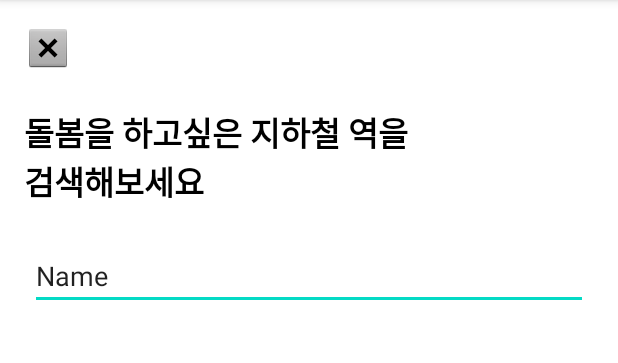
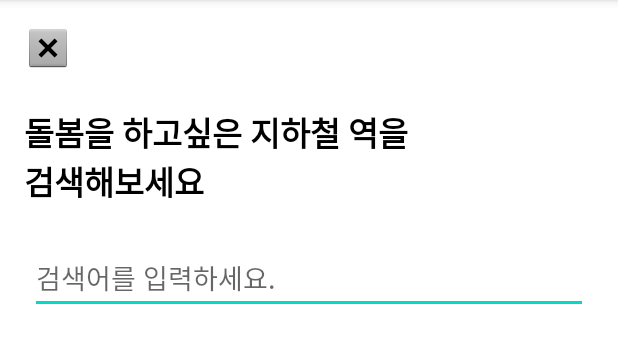
Before and after one commit to gjgustjd/SearchStationApplication, an Android app: the SearchActivity screen opened directly, with no data from a screen before it, on a phone screen of 412 x 824 dp, the part 84-447 px from its top. Run offline under Robolectric (Android 15) with nearby library versions, the phone set to English and light mode, and no system bars; our stand-ins replace Dagger/Hilt's generated code, data binding; network calls fail; 1 statement that could not run was skipped.

```diff
--- a/app/src/main/java/com/example/searchstationapplication/activity/search/SearchBindingAdapter.kt
+++ b/app/src/main/java/com/example/searchstationapplication/activity/search/SearchBindingAdapter.kt
@@ -1,5 +1,8 @@
 package com.example.searchstationapplication.activity.search
 
+import android.text.Editable
+import android.text.TextWatcher
+import android.widget.EditText
 import androidx.databinding.BindingAdapter
 import androidx.recyclerview.widget.RecyclerView
 import com.example.searchstationapplication.model.dto.SubWayStation
@@ -13,4 +16,23 @@ object SearchBindingAdapter {
             view.adapter = RecyclerStationsListAdapter(stationList)
         }
     }
+
+    @BindingAdapter("BindViewModel")
+    @JvmStatic
+    fun watchEditText(editText: EditText,viewModel: SearchViewModel)
+    {
+        editText.addTextChangedListener(object :TextWatcher
+        {
+            override fun beforeTextChanged(s: CharSequence?, start: Int, count: Int, after: Int) {
+            }
+
+            override fun onTextChanged(s: CharSequence?, start: Int, before: Int, count: Int) {
+            }
+
+            override fun afterTextChanged(s: Editable?) {
+                viewModel.performSearch(s.toString())
+            }
+
+        })
+    }
 }
--- a/app/src/main/res/layout/activity_search.xml
+++ b/app/src/main/res/layout/activity_search.xml
@@ -48,8 +48,9 @@
             android:layout_marginTop="24dp"
             android:layout_marginEnd="20dp"
             android:ems="10"
+            android:hint="검색어를 입력하세요."
             android:inputType="textPersonName"
-            android:text="Name"
+            BindViewModel="@{viewModel}"
             app:layout_constraintEnd_toEndOf="parent"
             app:layout_constraintStart_toStartOf="parent"
             app:layout_constraintTop_toBottomOf="@+id/txt_search_title" />
```
